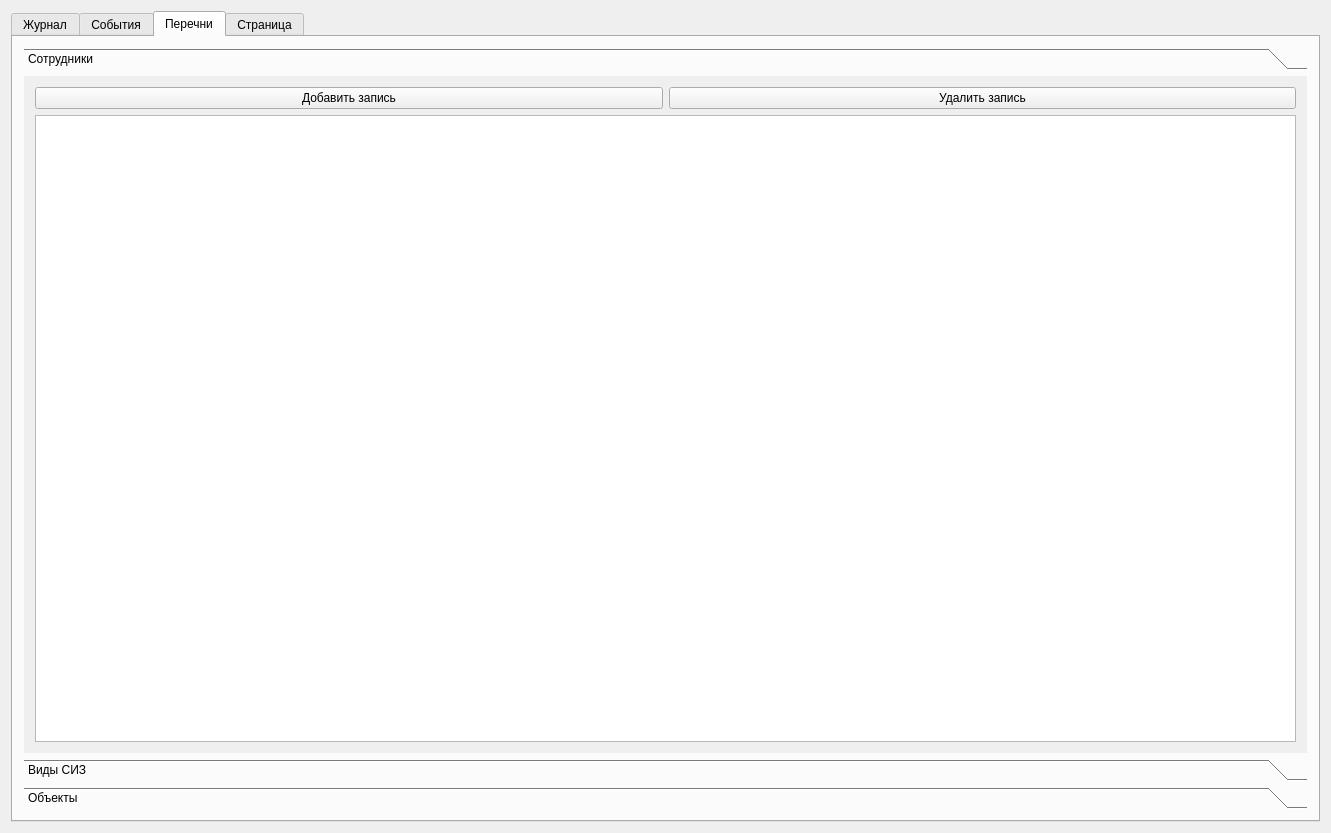
Before: the Qt Designer form mainsizwindow.ui in OpexXXX/SIZ, drawn with Qt 5.
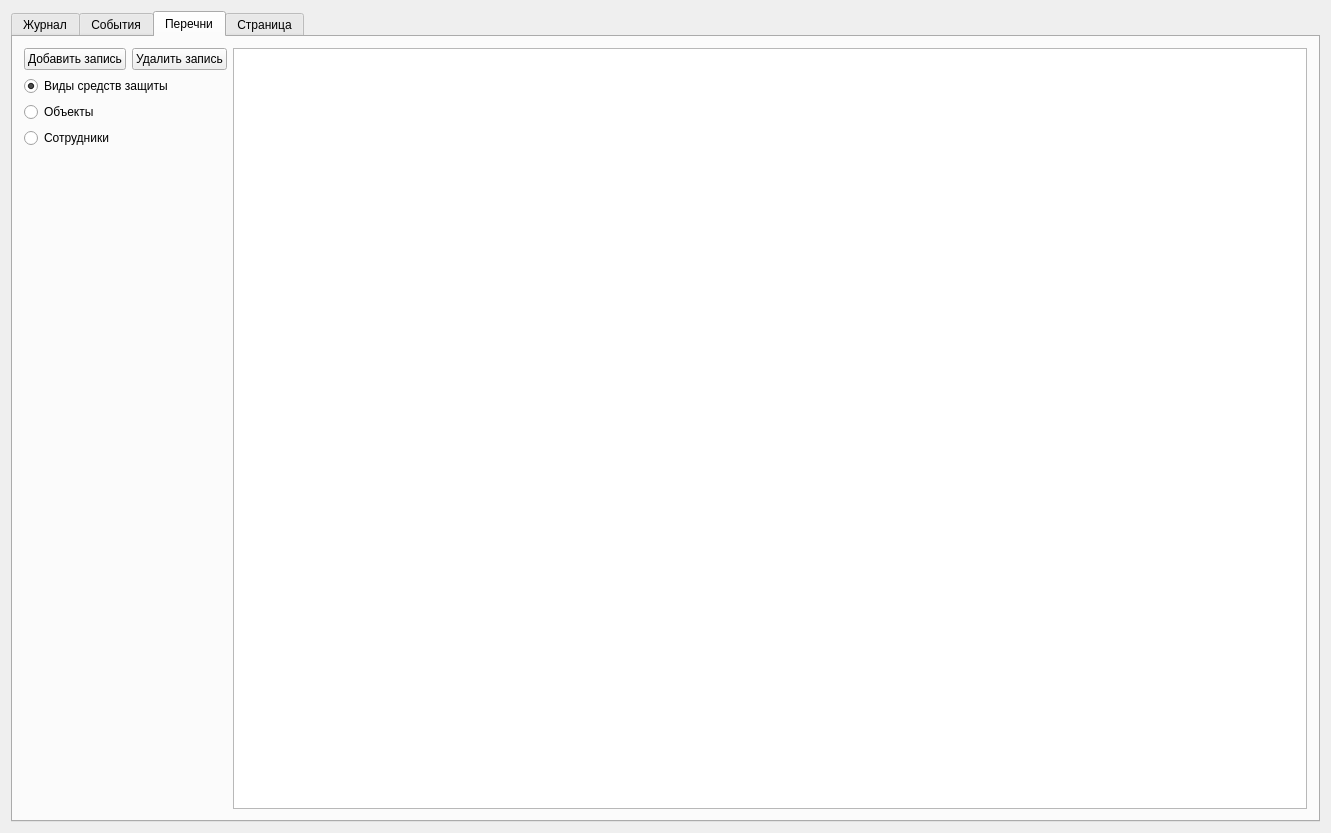
After: the same form once the commit is applied. The open tabs and pages were chosen to show the change. Icons and pictures are not drawn.

The edit to the form file:
```diff
--- a/mainsizwindow.ui
+++ b/mainsizwindow.ui
@@ -247,92 +247,36 @@
        </attribute>
        <layout class="QHBoxLayout" name="horizontalLayout_2">
         <item>
-         <widget class="QToolBox" name="toolBox">
-          <property name="layoutDirection">
-           <enum>Qt::LeftToRight</enum>
-          </property>
-          <property name="autoFillBackground">
-           <bool>false</bool>
-          </property>
-          <property name="currentIndex">
-           <number>2</number>
-          </property>
-          <widget class="QWidget" name="page">
-           <property name="geometry">
-            <rect>
-             <x>0</x>
-             <y>0</y>
-             <width>1291</width>
-             <height>673</height>
-            </rect>
-           </property>
-           <attribute name="label">
-            <string>Сотрудники</string>
-           </attribute>
            <layout class="QVBoxLayout" name="verticalLayout_3">
-            <item>
-             <layout class="QHBoxLayout" name="horizontalLayout_3">
               <property name="leftMargin">
                <number>0</number>
               </property>
               <property name="topMargin">
                <number>0</number>
               </property>
-              <property name="rightMargin">
-               <number>0</number>
-              </property>
               <property name="bottomMargin">
                <number>0</number>
               </property>
               <item>
-               <widget class="QPushButton" name="pushButton_4">
-                <property name="text">
-                 <string>Добавить запись</string>
-                </property>
-               </widget>
-              </item>
+           <layout class="QHBoxLayout" name="horizontalLayout_3" stretch="0,0">
+            <property name="spacing">
+             <number>6</number>
+            </property>
+            <property name="sizeConstraint">
+             <enum>QLayout::SetDefaultConstraint</enum>
+            </property>
+            <property name="topMargin">
+             <number>0</number>
+            </property>
               <item>
                <widget class="QPushButton" name="pushButton_3">
                 <property name="text">
-                 <string>Удалить запись</string>
-                </property>
-               </widget>
-              </item>
-             </layout>
-            </item>
-            <item>
-             <widget class="QTableView" name="personalTableView">
-              <property name="styleSheet">
-               <string notr="true"/>
-              </property>
-             </widget>
-            </item>
-           </layout>
-          </widget>
-          <widget class="QWidget" name="page_3">
-           <property name="geometry">
-            <rect>
-             <x>0</x>
-             <y>0</y>
-             <width>1291</width>
-             <height>673</height>
-            </rect>
-           </property>
-           <attribute name="label">
-            <string>Виды СИЗ</string>
-           </attribute>
-           <layout class="QVBoxLayout" name="verticalLayout_5">
-            <item>
-             <layout class="QHBoxLayout" name="horizontalLayout_8">
-              <item>
-               <widget class="QPushButton" name="pushButton_8">
-                <property name="text">
                  <string>Добавить запись</string>
                 </property>
                </widget>
               </item>
               <item>
-               <widget class="QPushButton" name="pushButton_7">
+             <widget class="QPushButton" name="pushButton_4">
                 <property name="text">
                  <string>Удалить запись</string>
                 </property>
@@ -341,47 +285,66 @@
              </layout>
             </item>
             <item>
-             <widget class="QTableView" name="typeSizTableView"/>
-            </item>
-           </layout>
-          </widget>
-          <widget class="QWidget" name="page_2">
-           <property name="geometry">
-            <rect>
-             <x>0</x>
-             <y>0</y>
-             <width>1291</width>
-             <height>673</height>
-            </rect>
-           </property>
-           <attribute name="label">
+           <widget class="QRadioButton" name="radioButton_3">
+            <property name="text">
+             <string>Виды средств защиты</string>
+            </property>
+            <property name="checked">
+             <bool>true</bool>
+            </property>
+            <attribute name="buttonGroup">
+             <string notr="true">buttonGroup</string>
+            </attribute>
+           </widget>
+          </item>
+          <item>
+           <widget class="QRadioButton" name="radioButton_2">
+            <property name="text">
             <string>Объекты</string>
-           </attribute>
-           <layout class="QVBoxLayout" name="verticalLayout_4">
+            </property>
+            <attribute name="buttonGroup">
+             <string notr="true">buttonGroup</string>
+            </attribute>
+           </widget>
+          </item>
             <item>
-             <layout class="QHBoxLayout" name="horizontalLayout_7">
+           <widget class="QRadioButton" name="radioButton">
+            <property name="text">
+             <string>Сотрудники</string>
+            </property>
+            <attribute name="buttonGroup">
+             <string notr="true">buttonGroup</string>
+            </attribute>
+           </widget>
+          </item>
               <item>
-               <widget class="QPushButton" name="pushButton_6">
+           <layout class="QVBoxLayout" name="verticalLayout_4" stretch="0,1">
+            <property name="spacing">
+             <number>6</number>
+            </property>
+            <property name="sizeConstraint">
+             <enum>QLayout::SetMaximumSize</enum>
+            </property>
+            <item>
+             <widget class="QLabel" name="label_3">
                 <property name="text">
-                 <string>Добавить запись</string>
+               <string/>
                 </property>
                </widget>
               </item>
               <item>
-               <widget class="QPushButton" name="pushButton_5">
+             <widget class="QLabel" name="label_2">
                 <property name="text">
-                 <string>Удалить запись</string>
+               <string/>
                 </property>
                </widget>
               </item>
              </layout>
             </item>
-            <item>
-             <widget class="QTableView" name="objectTableView"/>
-            </item>
-           </layout>
-          </widget>
-         </widget>
+         </layout>
+        </item>
+        <item>
+         <widget class="QTableView" name="tableView_2"/>
         </item>
        </layout>
       </widget>
```
Left out of the diff: 33 changed lines with no effect on the pictures. Lines whose indentation alone changed are shown as unchanged.
